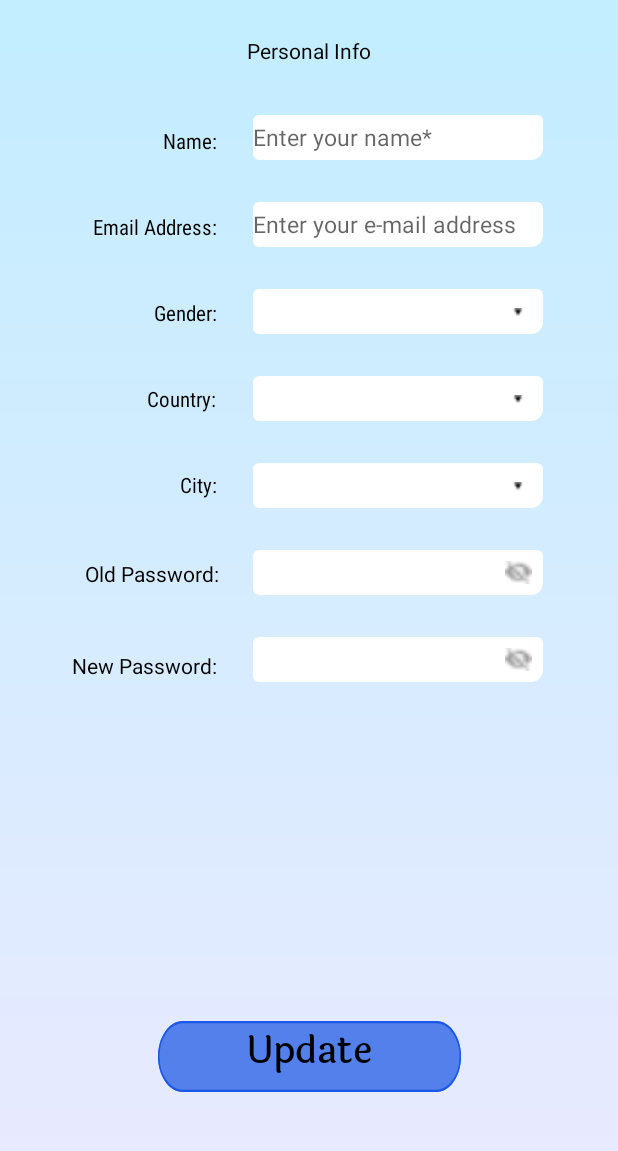
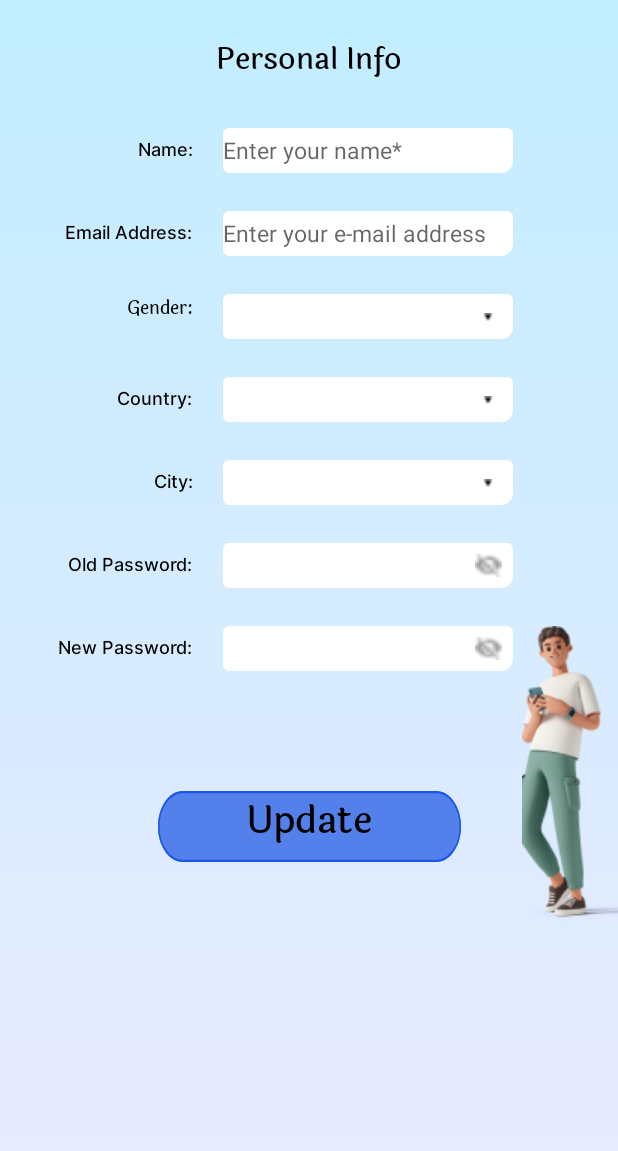
Before and after one commit to selincengiz41/surveysaurus-android, an Android app: the UserInfoFragment screen opened through its navigation route, after a tap on "Update", on a phone screen of 412 x 824 dp, the part 84-1235 px from its top. Run offline under Robolectric (Android 15) with nearby library versions, the phone set to English and light mode, and no system bars; libraries missing offline, so code that uses them is left out: com.microsoft.appcenter; 11 statements that could not run were skipped.

Commit message:
[feature]-[40]-[semver:minor]-User info güncellendi.

```diff
--- a/app/src/main/java/com/android/surveysaurus/fragment/UserInfoFragment.kt
+++ b/app/src/main/java/com/android/surveysaurus/fragment/UserInfoFragment.kt
@@ -26,6 +26,29 @@ class UserInfoFragment : Fragment(), AdapterView.OnItemClickListener {
     private val binding get() = _binding!!
     override fun onCreate(savedInstanceState: Bundle?) {
         super.onCreate(savedInstanceState)
+        try {
+            val apiService = ApiService()
+            apiService.getUserInfo(){
+                if(it.toString()!=null){
+                    binding.nameTextview3.setText(it?.name, TextView.BufferType.EDITABLE)
+                    binding.editTextTextEmailAddress3.setText(
+                        it?.email,
+                        TextView.BufferType.EDITABLE
+                    )
+                    binding.spinnerCity4.setText(it?.city)
+                    binding.spinnerCountry4.setText(it?.country)
+                    binding.spinnerGender3.setText(it?.gender)
+                }
+                else{
+
+                }
+
+            }
+
+        } catch (e: Exception) {
+            e.printStackTrace()
+        }
+
 
     }
 
@@ -117,14 +140,8 @@ class UserInfoFragment : Fragment(), AdapterView.OnItemClickListener {
             binding.spinnerGender3.showDropDown()
         }
 
-        binding.nameTextview3.setText(LoginSingleton.name, TextView.BufferType.EDITABLE)
-        binding.editTextTextEmailAddress3.setText(
-            LoginSingleton.email,
-            TextView.BufferType.EDITABLE
-        )
-        binding.spinnerCity4.setText(LoginSingleton.city)
-        binding.spinnerCountry4.setText(LoginSingleton.country)
-        binding.spinnerGender3.setText(LoginSingleton.gender)
+
+
 
         binding.button2.setOnClickListener {
             try {
@@ -137,7 +154,22 @@ class UserInfoFragment : Fragment(), AdapterView.OnItemClickListener {
                     binding.spinnerCity4.text.toString()
                 )
 
-                apiService.updateUser(updateModel)
+                apiService.updateUser(updateModel){
+                    if (it.toString() != null) {
+                        Toast.makeText(
+                            view.context,
+                            "Succesful", Toast.LENGTH_SHORT
+                        ).show();
+
+                    } else {
+                        Toast.makeText(
+                            view.context,
+                            "Fail", Toast.LENGTH_SHORT
+                        ).show();
+
+                    }
+
+                }
             } catch (e: Exception) {
                 e.printStackTrace()
             }
@@ -145,6 +177,13 @@ class UserInfoFragment : Fragment(), AdapterView.OnItemClickListener {
                     .isNullOrEmpty() && !binding.editTextTextPassword7.text.toString()
                     .isNullOrEmpty()
             ) {
+                if(binding.editTextTextPassword7.text.toString().length < 8) {
+                        Toast.makeText(
+                            view.context,
+                            "Your password needs to contain at least 8 letters", Toast.LENGTH_SHORT
+                        ).show()
+                    }
+                else{
                     try {
 
                         val apiService = ApiService()
@@ -154,10 +193,26 @@ class UserInfoFragment : Fragment(), AdapterView.OnItemClickListener {
 
                         )
 
-                    apiService.updatePassword(passwordModel)
+                        apiService.updatePassword(passwordModel){
+                            if (it.toString() != null) {
+                                Toast.makeText(
+                                    view.context,
+                                    "Succesful", Toast.LENGTH_SHORT
+                                ).show();
+
+                            } else {
+                                Toast.makeText(
+                                    view.context,
+                                    "Fail", Toast.LENGTH_SHORT
+                                ).show();
+
+                            }
+                        }
                     } catch (e: Exception) {
                         e.printStackTrace()
                     }
+                }
+
             }
 
 
--- a/app/src/main/java/com/android/surveysaurus/service/ApiService.kt
+++ b/app/src/main/java/com/android/surveysaurus/service/ApiService.kt
@@ -294,7 +294,7 @@ class ApiService {
 
 
 
-    fun updateUser(update: UpdateModel) {
+    fun updateUser(update: UpdateModel,onResult: (String?) -> Unit) {
         val retrofit = ServiceBuilder.buildService(SurveyAPI::class.java)
         retrofit.updateUser(update,LoginSingleton.token).enqueue(
             object : Callback<ResponseUpdate> {
@@ -303,7 +303,7 @@ class ApiService {
                     t: Throwable
                 ) {
                     println(t.message)
-
+              onResult(null)
                 }
 
                 override fun onResponse(
@@ -314,7 +314,7 @@ class ApiService {
 
                     println(response.message())
 
-
+                    onResult("Succes")
 
 
                 }
@@ -322,7 +322,7 @@ class ApiService {
         )
     }
 
-    fun updatePassword(passwordModel: PasswordModel) {
+    fun updatePassword(passwordModel: PasswordModel,onResult: (String?) -> Unit) {
         val retrofit = ServiceBuilder.buildService(SurveyAPI::class.java)
         retrofit.updatePassword(passwordModel,LoginSingleton.token).enqueue(
             object : Callback<ResponseBody> {
@@ -331,7 +331,7 @@ class ApiService {
                     t: Throwable
                 ) {
                     println(t.message)
-
+                  onResult(null)
                 }
 
                 override fun onResponse(
@@ -342,6 +342,39 @@ class ApiService {
 
                     println(response.message())
 
+                  onResult("Succes")
+
+                }
+            }
+        )
+    }
+
+    fun getUserInfo(onResult: (UserModel?) -> Unit) {
+        val retrofit = ServiceBuilder.buildService(SurveyAPI::class.java)
+        retrofit.getUserInfo(LoginSingleton.token).enqueue(
+            object : Callback<ResponseUser> {
+                override fun onFailure(
+                    call: Call<ResponseUser>,
+                    t: Throwable
+                ) {
+                    println(t.message)
+onResult(null)
+                }
+
+                override fun onResponse(
+                    call: Call<ResponseUser>,
+                    response: Response<ResponseUser>
+                ) {
+
+                    val user=response.body()
+                   LoginSingleton.name =user!!.data!!.name
+                           LoginSingleton.city =user!!.data!!.city
+                           LoginSingleton.country =user!!.data!!.country
+                           LoginSingleton.gender =user!!.data!!.gender
+                           LoginSingleton.email =user!!.data!!.email
+
+                    println(response.message())
+                    onResult(user.data)
 
 
                 }
--- a/app/src/main/java/com/android/surveysaurus/service/SurveyAPI.kt
+++ b/app/src/main/java/com/android/surveysaurus/service/SurveyAPI.kt
@@ -45,4 +45,7 @@ interface SurveyAPI {
     @PUT("api/profile/updatepassword")
     fun updatePassword(@Body updatePasswordModel: PasswordModel,@Header("authorization") token: String): Call<ResponseBody>
 
+
+    @GET("api/profile/getinfo")
+    fun getUserInfo(@Header("authorization") token: String): Call<ResponseUser>
 }
--- a/app/src/main/res/layout/add_option_lay.xml
+++ b/app/src/main/res/layout/add_option_lay.xml
@@ -28,7 +28,7 @@
             android:layout_alignParentRight="true"
             android:layout_alignParentBottom="true"
 
-            android:fontFamily="@font/days_one"
+            android:fontFamily="@font/inter_regular"
             android:gravity="center"
             android:hint="Add Your Option"
 
--- a/app/src/main/res/layout/fragment_user_info.xml
+++ b/app/src/main/res/layout/fragment_user_info.xml
@@ -12,8 +12,8 @@
         android:layout_height="47dp"
         android:layout_alignParentStart="true"
         android:layout_marginStart="195dp"
+        android:layout_marginTop="-90dp"
         android:layout_marginEnd="195dp"
-        android:layout_marginBottom="40dp"
         android:background="@drawable/rectangle_6"
         android:elevation="50dp"
         android:fontFamily="@font/laila_medium"
@@ -22,16 +22,16 @@
         android:textAlignment="center"
         android:textColor="@color/black"
         android:textSize="25sp"
-        app:layout_constraintBottom_toBottomOf="parent"
         app:layout_constraintEnd_toEndOf="parent"
-        app:layout_constraintStart_toStartOf="parent" />
+        app:layout_constraintStart_toStartOf="parent"
+        app:layout_constraintTop_toBottomOf="@+id/imageView15" />
 
     <EditText
         android:id="@+id/editTextTextEmailAddress3"
         android:layout_width="193dp"
         android:layout_height="30dp"
-        android:layout_marginTop="28dp"
-        android:layout_marginEnd="50dp"
+        android:layout_marginTop="25dp"
+        android:layout_marginEnd="70dp"
         android:background="@drawable/rounded_text"
         android:ems="10"
         android:hint="@string/Enter_your_mail_adress"
@@ -45,8 +45,8 @@
         android:layout_width="193dp"
         android:layout_height="30dp"
 
-        android:layout_marginTop="28dp"
-        android:layout_marginEnd="50dp"
+        android:layout_marginTop="25dp"
+        android:layout_marginEnd="70dp"
         android:background="@drawable/rounded_text"
         android:contentDescription="@string/Login"
         app:layout_constraintEnd_toEndOf="parent"
@@ -58,8 +58,8 @@
         android:layout_width="193dp"
         android:layout_height="30dp"
 
-        android:layout_marginTop="28dp"
-        android:layout_marginEnd="50dp"
+        android:layout_marginTop="25dp"
+        android:layout_marginEnd="70dp"
         android:background="@drawable/rounded_text"
         android:ems="10"
         android:inputType="textPassword"
@@ -72,8 +72,8 @@
         android:layout_width="193dp"
         android:layout_height="30dp"
 
-        android:layout_marginTop="28dp"
-        android:layout_marginEnd="50dp"
+        android:layout_marginTop="25dp"
+        android:layout_marginEnd="70dp"
         android:background="@drawable/rounded_text"
         android:ems="10"
         android:inputType="textPassword"
@@ -86,8 +86,8 @@
         android:layout_width="193dp"
         android:layout_height="30dp"
 
-        android:layout_marginTop="28dp"
-        android:layout_marginEnd="50dp"
+        android:layout_marginTop="25dp"
+        android:layout_marginEnd="70dp"
         android:background="@drawable/rounded_text"
         android:contentDescription="@string/Login"
         app:layout_constraintEnd_toEndOf="parent"
@@ -99,8 +99,8 @@
         android:layout_width="193dp"
         android:layout_height="30dp"
 
-        android:layout_marginTop="28dp"
-        android:layout_marginEnd="50dp"
+        android:layout_marginTop="25dp"
+        android:layout_marginEnd="70dp"
         android:background="@drawable/rounded_text"
         android:contentDescription="@string/Login"
         app:layout_constraintEnd_toEndOf="parent"
@@ -111,8 +111,8 @@
         android:id="@+id/name_textview3"
         android:layout_width="193dp"
         android:layout_height="30dp"
-        android:layout_marginTop="33dp"
-        android:layout_marginEnd="50dp"
+        android:layout_marginTop="30dp"
+        android:layout_marginEnd="70dp"
         android:background="@drawable/rounded_text"
         android:ems="10"
         android:hint="@string/Enter_name"
@@ -125,16 +125,14 @@
         android:id="@+id/textView_mail3"
         android:layout_width="wrap_content"
         android:layout_height="19dp"
-        android:layout_marginStart="96dp"
-        android:layout_marginTop="60dp"
-        android:layout_marginEnd="24dp"
-        android:fontFamily="sans-serif-condensed"
+        android:layout_marginEnd="20dp"
+        android:fontFamily="@font/inter_medium"
         android:text="@string/view_name_info"
         android:textColor="@color/black"
+        android:textSize="12sp"
+        app:layout_constraintBottom_toBottomOf="@+id/name_textview3"
         app:layout_constraintEnd_toStartOf="@+id/name_textview3"
-        app:layout_constraintHorizontal_bias="0.986"
-        app:layout_constraintStart_toStartOf="parent"
-        app:layout_constraintTop_toTopOf="parent"
+        app:layout_constraintTop_toTopOf="@+id/name_textview3"
         tools:ignore="MissingConstraints" />
 
     <View
@@ -196,80 +194,82 @@
         android:id="@+id/gender_textview3"
         android:layout_width="wrap_content"
         android:layout_height="0dp"
-        android:layout_marginTop="38dp"
-        android:layout_marginEnd="24dp"
-        android:fontFamily="sans-serif-condensed"
+        android:layout_marginEnd="20dp"
+        android:fontFamily="@font/laila_medium"
         android:text="@string/view_gender_info"
         android:textColor="@color/black"
+        android:textSize="12sp"
+        app:layout_constraintBottom_toBottomOf="@+id/spinner_gender3"
         app:layout_constraintEnd_toStartOf="@+id/spinner_gender3"
-        app:layout_constraintTop_toBottomOf="@+id/mail_textview3"
+        app:layout_constraintTop_toTopOf="@+id/spinner_gender3"
         tools:ignore="MissingConstraints" />
 
     <TextView
         android:id="@+id/textView14"
         android:layout_width="wrap_content"
         android:layout_height="19dp"
-        android:layout_marginStart="82dp"
-        android:layout_marginTop="40dp"
-        android:layout_marginEnd="24dp"
+        android:layout_marginEnd="20dp"
+        android:fontFamily="@font/inter_medium"
         android:text="Old Password:"
         android:textColor="@color/black"
+        android:textSize="12sp"
+        app:layout_constraintBottom_toBottomOf="@+id/editTextTextPassword6"
         app:layout_constraintEnd_toStartOf="@+id/editTextTextPassword6"
-        app:layout_constraintHorizontal_bias="0.968"
-        app:layout_constraintStart_toStartOf="parent"
-        app:layout_constraintTop_toBottomOf="@+id/city_textview3" />
+        app:layout_constraintTop_toTopOf="@+id/editTextTextPassword6" />
 
     <TextView
         android:id="@+id/city_textview3"
         android:layout_width="wrap_content"
         android:layout_height="19dp"
-        android:layout_marginTop="38dp"
-        android:layout_marginEnd="24dp"
-        android:fontFamily="sans-serif-condensed"
+        android:layout_marginEnd="20dp"
+        android:fontFamily="@font/inter_medium"
         android:text="@string/view_city_info"
         android:textColor="@color/black"
+        android:textSize="12sp"
+        app:layout_constraintBottom_toBottomOf="@+id/spinner_city4"
         app:layout_constraintEnd_toStartOf="@+id/spinner_city4"
-        app:layout_constraintTop_toBottomOf="@+id/country_textview4"
+        app:layout_constraintTop_toTopOf="@+id/spinner_city4"
         tools:ignore="MissingConstraints" />
 
     <TextView
         android:id="@+id/mail_textview3"
         android:layout_width="wrap_content"
         android:layout_height="19dp"
-        android:layout_marginTop="38dp"
-        android:layout_marginEnd="24dp"
-        android:fontFamily="sans-serif-condensed"
+        android:layout_marginEnd="20dp"
+        android:fontFamily="@font/inter_medium"
         android:text="@string/Email_Adress_info"
         android:textColor="@color/black"
+        android:textSize="12sp"
+        app:layout_constraintBottom_toBottomOf="@+id/editTextTextEmailAddress3"
         app:layout_constraintEnd_toStartOf="@+id/editTextTextEmailAddress3"
-        app:layout_constraintTop_toBottomOf="@+id/textView_mail3"
+        app:layout_constraintTop_toTopOf="@+id/editTextTextEmailAddress3"
         tools:ignore="MissingConstraints" />
 
     <TextView
         android:id="@+id/textView16"
         android:layout_width="wrap_content"
         android:layout_height="19dp"
-        android:layout_marginStart="16dp"
-        android:layout_marginTop="42dp"
-        android:layout_marginEnd="24dp"
+        android:layout_marginEnd="20dp"
+        android:fontFamily="@font/inter_medium"
         android:text="New Password:"
         android:textColor="@color/black"
+        android:textSize="12sp"
+        app:layout_constraintBottom_toBottomOf="@+id/editTextTextPassword7"
         app:layout_constraintEnd_toStartOf="@+id/editTextTextPassword7"
-        app:layout_constraintHorizontal_bias="1.0"
-        app:layout_constraintStart_toStartOf="parent"
-        app:layout_constraintTop_toBottomOf="@+id/textView14" />
+        app:layout_constraintTop_toTopOf="@+id/editTextTextPassword7" />
 
     <TextView
         android:id="@+id/country_textview4"
         android:layout_width="wrap_content"
         android:layout_height="19dp"
-        android:layout_marginTop="38dp"
-        android:layout_marginEnd="24dp"
-        android:fontFamily="sans-serif-condensed"
+        android:layout_marginEnd="20dp"
+        android:fontFamily="@font/inter_medium"
         android:text="@string/view_country_info"
         android:textColor="@color/black"
+        android:textSize="12sp"
+        app:layout_constraintBottom_toBottomOf="@+id/spinner_country4"
         app:layout_constraintEnd_toStartOf="@+id/spinner_country4"
-        app:layout_constraintTop_toBottomOf="@+id/gender_textview3"
+        app:layout_constraintTop_toTopOf="@+id/spinner_country4"
         tools:ignore="MissingConstraints" />
 
     <TextView
@@ -278,10 +278,20 @@
         android:layout_height="wrap_content"
         android:layout_marginStart="195dp"
         android:layout_marginEnd="195dp"
+        android:fontFamily="@font/laila_medium"
         android:text="@string/personal_info"
         android:textColor="#000000"
+        android:textSize="20sp"
         app:layout_constraintEnd_toEndOf="parent"
         app:layout_constraintStart_toStartOf="parent"
         app:layout_constraintTop_toTopOf="parent" />
 
+    <ImageView
+        android:id="@+id/imageView15"
+        android:layout_width="wrap_content"
+        android:layout_height="wrap_content"
+        android:src="@drawable/info"
+        app:layout_constraintEnd_toEndOf="parent"
+        app:layout_constraintTop_toTopOf="@+id/editTextTextPassword7" />
+
 </androidx.constraintlayout.widget.ConstraintLayout>
```
Also changed, not shown: app/src/main/java/com/android/surveysaurus/fragment/FillSurveyFragment.kt (+15 -4 lines), app/src/main/java/com/android/surveysaurus/model/ResponseUser.kt (added, +7 -0 lines), app/src/main/java/com/android/surveysaurus/model/UserModel.kt (added, +12 -0 lines), app/src/main/res/drawable/info.png (added). Lines whose indentation alone changed are shown as unchanged.
